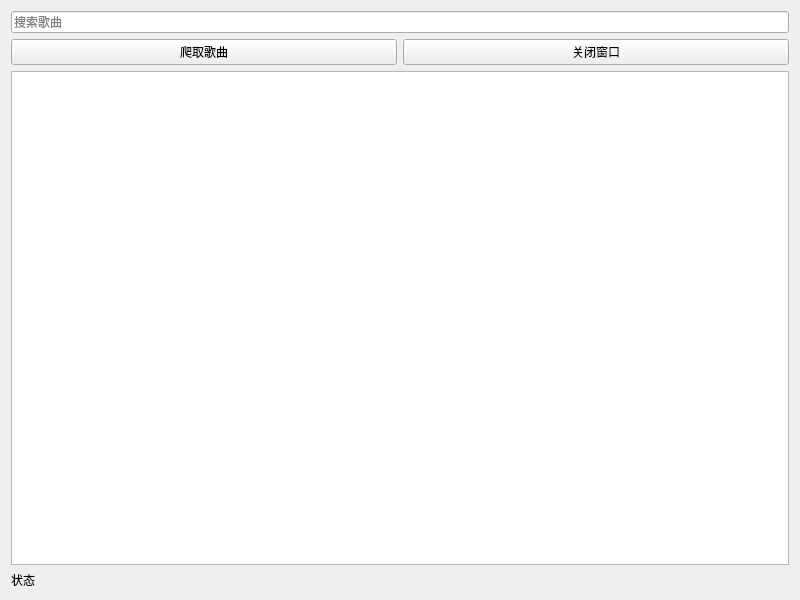
This is form.ui in po2656233/crawlerMusic as Qt 5 draws it before an edit. The edited form follows.
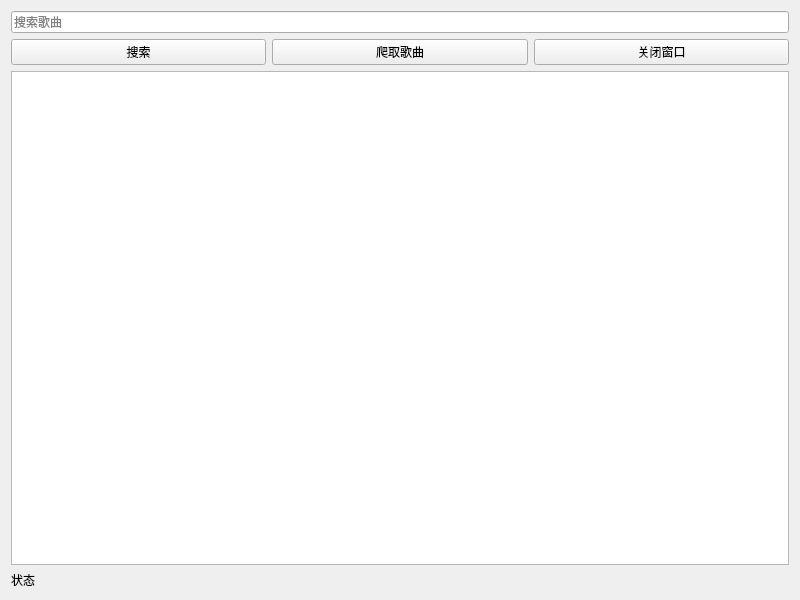
This is the edited form.

```diff
--- a/form.ui
+++ b/form.ui
@@ -14,37 +14,44 @@
    <string>Widget</string>
   </property>
   <layout class="QGridLayout" name="gridLayout">
-   <item row="2" column="1">
+   <item row="0" column="0" colspan="3">
+    <widget class="QLineEdit" name="lineEdit_song">
+     <property name="placeholderText">
+      <string>搜索歌曲</string>
+     </property>
+    </widget>
+   </item>
+   <item row="1" column="0">
+    <widget class="QPushButton" name="pushButton_search">
+     <property name="text">
+      <string>搜索</string>
+     </property>
+    </widget>
+   </item>
+   <item row="1" column="1">
+    <widget class="QPushButton" name="pushButton_crawler">
+     <property name="text">
+      <string>爬取歌曲</string>
+     </property>
+    </widget>
+   </item>
+   <item row="1" column="2">
     <widget class="QPushButton" name="pushButton_close">
      <property name="text">
       <string>关闭窗口</string>
      </property>
     </widget>
    </item>
-   <item row="4" column="0" colspan="2">
+   <item row="2" column="0" colspan="3">
     <widget class="QTextEdit" name="textEdit"/>
    </item>
-   <item row="2" column="0">
-    <widget class="QPushButton" name="pushButton_crawler">
-     <property name="text">
-      <string>爬取歌曲</string>
-     </property>
-    </widget>
-   </item>
-   <item row="5" column="0">
+   <item row="3" column="0" colspan="3">
     <widget class="QLabel" name="label">
      <property name="text">
       <string>状态</string>
      </property>
     </widget>
    </item>
-   <item row="1" column="0" colspan="2">
-    <widget class="QLineEdit" name="lineEdit_song">
-     <property name="placeholderText">
-      <string>搜索歌曲</string>
-     </property>
-    </widget>
-   </item>
   </layout>
  </widget>
  <resources/>
```
